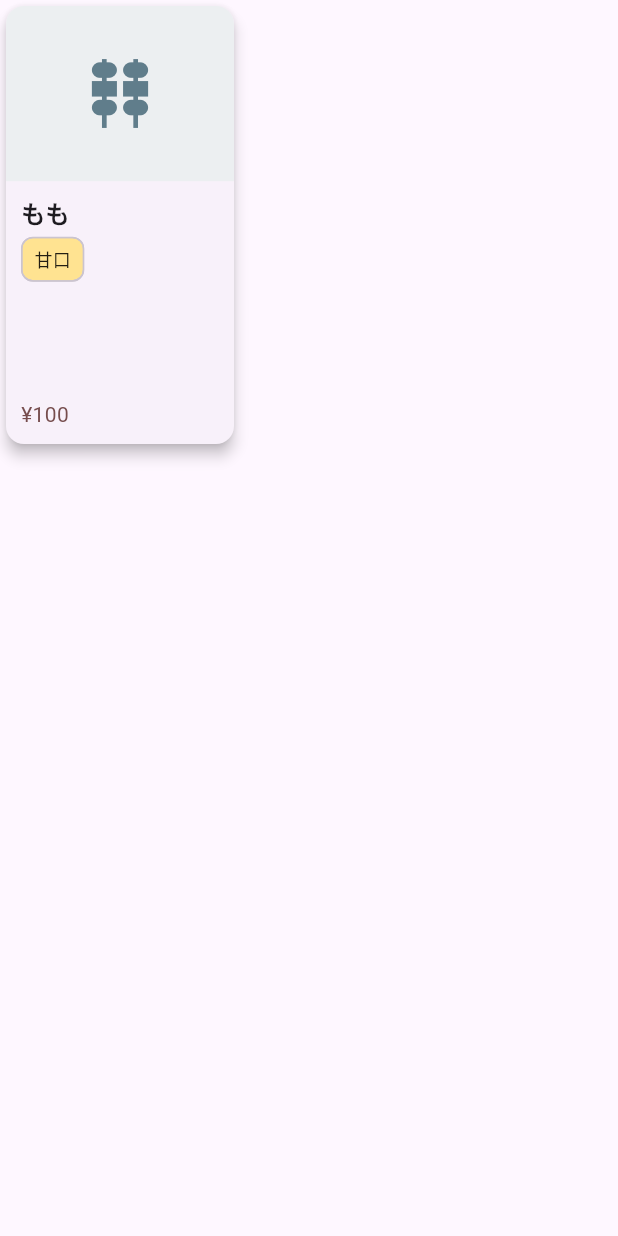
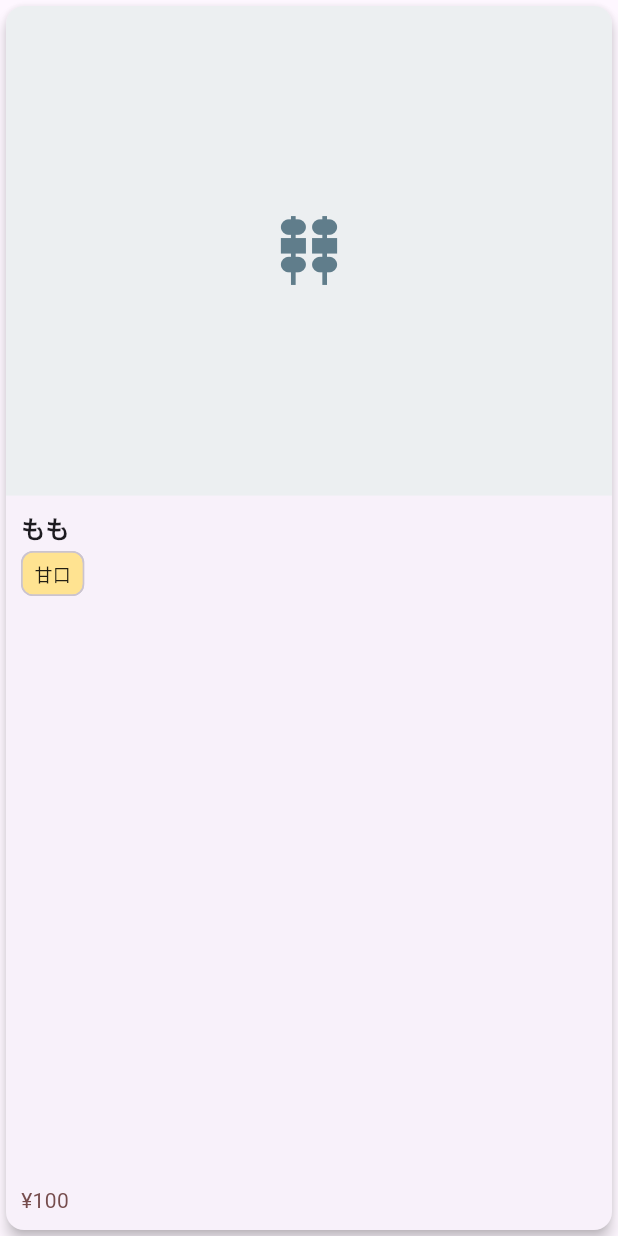
Before and after one commit to ht325ver0/k3register, a Flutter app: the ProductCard widget shown alone on an empty page, opened directly with sample values from the repository, on a phone screen of 412 x 824 dp. Run offline on Flutter 3.47's test engine with Material 3 defaults, Android fonts, the phone set to English and light mode, and no system bars; our stand-ins replace flutter_riverpod.

Commit message:
サイズ調整

```diff
--- a/lib/component/product_button.dart
+++ b/lib/component/product_button.dart
@@ -12,10 +12,7 @@ class ProductCard extends StatelessWidget {
   @override
   Widget build(BuildContext context) {
 
-    return SizedBox(
-      width: 160,
-      height: 300,
-      child: Card(
+    return Card(
         clipBehavior: Clip.antiAlias, // 子ウィジェットがカードの角をはみ出さないように設定
         elevation: 4.0, // カードの影の濃さ
         shape: RoundedRectangleBorder(
@@ -73,9 +70,9 @@ class ProductCard extends StatelessWidget {
                             visualDensity: VisualDensity.compact,
                           )
                         : const SizedBox.shrink(),
-                    const Spacer(), // 価格を一番下に配置するためのスペーサー
+                    const Spacer(),
 
-                    // 価格の表示
+
                     Text(
                       '¥${product.price}',
                       style: const TextStyle(
@@ -88,9 +85,8 @@ class ProductCard extends StatelessWidget {
               ),
               ),
             ],
-          ),
-        ),
-      ),
-    );
+          ), // Column
+        ), // InkWell
+      ); // Card
   }
 }
--- a/lib/component/product_grid_button.dart
+++ b/lib/component/product_grid_button.dart
@@ -22,7 +22,11 @@ class ProductGridButton extends StatelessWidget {
     return Expanded(
       flex: 6, // 左側の領域の比率を6に設定
       child: GridView.count(
-        crossAxisCount: 4,
+        padding: const EdgeInsets.all(8.0), // グリッド全体に余白を追加
+        crossAxisCount: 4, // 横方向のアイテム数
+        mainAxisSpacing: 8.0, // 縦方向のアイテム間のスペース
+        crossAxisSpacing: 8.0, // 横方向のアイテム間のスペース
+        childAspectRatio: 0.8, // アイテムの縦横比 (幅1に対して高さ0.8)
         children:
           mock_products.map((product){
             return ProductCard(product: product, onTap:()=>{});
--- a/lib/view/home_page.dart
+++ b/lib/view/home_page.dart
@@ -8,9 +8,8 @@ class Home extends StatelessWidget {
   Widget build(BuildContext context) {
     return Scaffold(
       body: Center(
-        child: Expanded(
         child: Column(
-            mainAxisAlignment: MainAxisAlignment.start,
+          mainAxisAlignment: MainAxisAlignment.center,
           children:[
             ElevatedButton(
               onPressed: () {
@@ -27,6 +26,7 @@ class Home extends StatelessWidget {
               ),
               child: const Text('レジ画面',style: TextStyle(fontSize: 24)),
             ),
+            const SizedBox(height: 20),
             ElevatedButton(
               onPressed: () {
                 Navigator.of(context).push(
@@ -45,7 +45,6 @@ class Home extends StatelessWidget {
           ]
         ),
       ),
-      ),
     );
   }
 }
```
Lines whose indentation alone changed are shown as unchanged.
